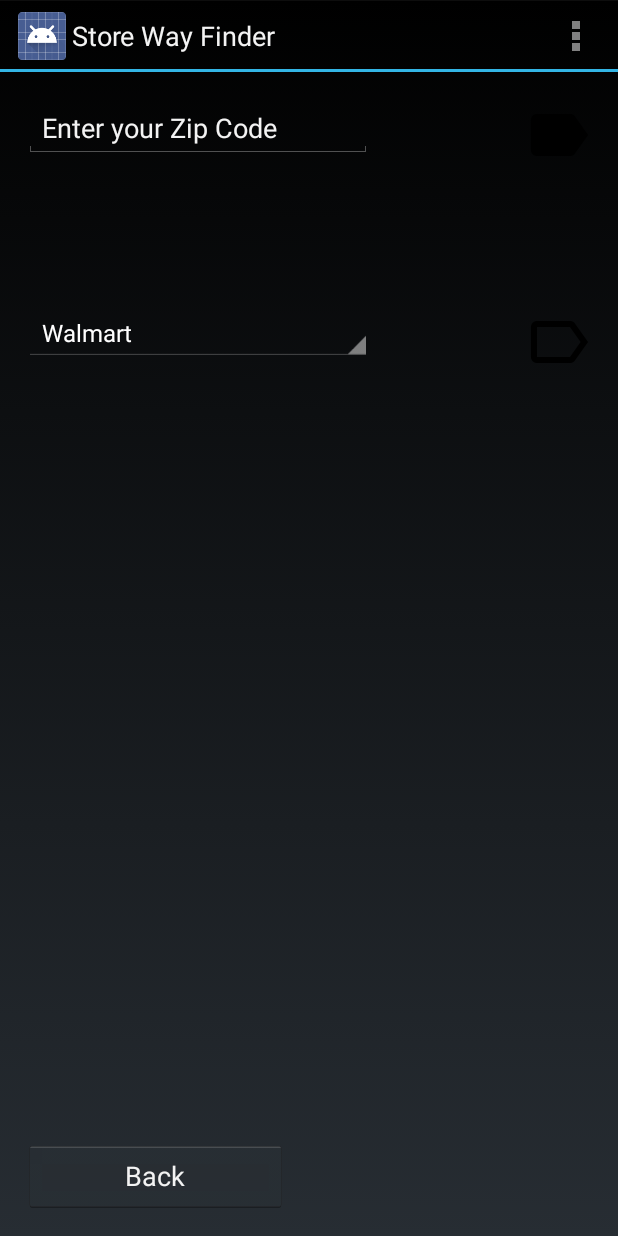
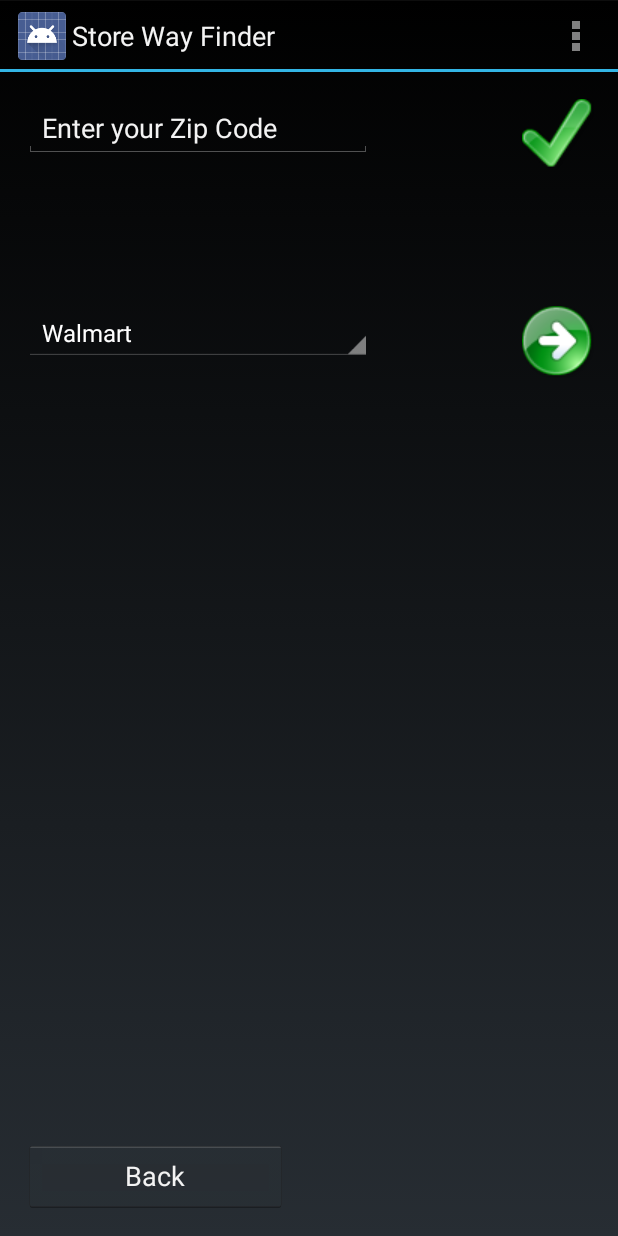
Before and after one commit to samramez/WayShopperX, an Android app: the StoreWayFinder screen opened directly, with no data from a screen before it, after a tap on an icon or button, on a phone screen of 412 x 824 dp. Run offline under Robolectric (Android 15) with nearby library versions, the phone set to English and light mode, and no system bars.

Commit message:
Map almost done. Some modifications in design and graphics

```diff
--- a/app/src/main/java/com/example/samramez/wayshopperx/StoreWayFinder.java
+++ b/app/src/main/java/com/example/samramez/wayshopperx/StoreWayFinder.java
@@ -8,6 +8,7 @@ import android.view.MenuItem;
 import android.view.View;
 import android.widget.AdapterView;
 import android.widget.ArrayAdapter;
+import android.widget.EditText;
 import android.widget.ImageButton;
 import android.widget.Spinner;
 import android.widget.Toast;
@@ -30,7 +31,7 @@ public class StoreWayFinder extends Activity {
         addListenerToUnitTypeSpinner();
 
         zipCodeImageButton = (ImageButton) findViewById(R.id.zipCodeButton);
-        zipCodeImageButton.setBackgroundResource(R.drawable.ic_label_outline_black_48dp);
+        zipCodeImageButton.setBackgroundResource(R.drawable.arrow_right);
     }
 
 
@@ -100,17 +101,23 @@ public class StoreWayFinder extends Activity {
     // The code that says what happens when Zip Code is entered
     public void zipCodeClicked(View view) {
 
-        zipCodeImageButton.setBackgroundResource(R.drawable.ic_label_black_48dp);
+        //zipCodeImageButton.setBackgroundResource(R.drawable.ic_label_black_48dp);
+
+        findViewById(R.id.zipCodeButton).setVisibility(View.INVISIBLE);
+        findViewById(R.id.zipCodeButtonChecked).setVisibility(View.VISIBLE);
+
 
         //findViewById(R.id.coffee_list).setVisibility(View.GONE);
         findViewById(R.id.storeLinearLayout).setVisibility(View.VISIBLE);
+
+        //zipCodeButtonChecked
 
     }
 
 
     public void goToChoosingList(View view) {
 
-        zipCodeImageButton.setBackgroundResource(R.drawable.ic_label_black_48dp);
+        zipCodeImageButton.setBackgroundResource(R.drawable.tick);
 
         Toast.makeText(this, "Prepare The Shopping List!",
                 Toast.LENGTH_LONG).show();
@@ -130,4 +137,8 @@ public class StoreWayFinder extends Activity {
         startActivity(intent);
 
     }
+
+    public void TextFieldClicked(View view){
+        ((EditText) findViewById(R.id.zipCodeEditText)).setText("");
+    }
 }
--- a/app/src/main/res/layout/activity_choose_list.xml
+++ b/app/src/main/res/layout/activity_choose_list.xml
@@ -5,7 +5,8 @@
     android:paddingTop="@dimen/activity_vertical_margin"
     android:paddingBottom="@dimen/activity_vertical_margin"
     android:orientation="vertical"
-    tools:context="com.example.samramez.wayshopperx.ChooseList">
+    tools:context="com.example.samramez.wayshopperx.ChooseList"
+    android:layout_marginTop="50dp">
 
 
     <Button
--- a/app/src/main/res/layout/activity_shopping_list.xml
+++ b/app/src/main/res/layout/activity_shopping_list.xml
@@ -19,7 +19,8 @@
                 android:layout_width="wrap_content"
                 android:layout_height="fill_parent"
                 android:text="@string/enter_item"
-                android:layout_weight="6"/>
+                android:layout_weight="6"
+                android:onClick="TextFieldClicked"/>
             <Button
                 android:id="@+id/addButton"
                 android:layout_width="wrap_content"
--- a/app/src/main/res/layout/activity_store_way_finder.xml
+++ b/app/src/main/res/layout/activity_store_way_finder.xml
@@ -24,8 +24,13 @@
             android:text="Enter your Zip Code"
             android:layout_weight="1"
             android:layout_marginRight="100dp"
+            android:onClick="TextFieldClicked"
             >
         </EditText>
+
+        <FrameLayout
+            android:layout_width="wrap_content"
+            android:layout_height="wrap_content">
 
             <ImageButton
                 android:layout_width="wrap_content"
@@ -37,6 +42,23 @@
                 android:layout_alignEnd="@+id/zipCodeEditText"
                 android:onClick="zipCodeClicked">
             </ImageButton>
+
+            <ImageButton
+                android:layout_width="wrap_content"
+                android:layout_height="wrap_content"
+                android:text="New Button"
+                android:id="@+id/zipCodeButtonChecked"
+                android:background="@drawable/tick"
+                android:layout_alignBottom="@+id/zipCodeEditText"
+                android:layout_alignRight="@+id/zipCodeEditText"
+                android:layout_alignEnd="@+id/zipCodeEditText"
+                android:onClick="zipCodeClicked"
+                android:visibility="invisible"
+                >
+            </ImageButton>
+
+            </FrameLayout>
+
 
     </LinearLayout>
 
@@ -63,7 +85,7 @@
             android:layout_height="wrap_content"
             android:text="New Button"
             android:id="@+id/spinnerButton"
-            android:background="@drawable/ic_label_outline_black_48dp"
+            android:background="@drawable/arrow_right"
             android:layout_alignBottom="@+id/zipCodeEditText"
             android:layout_alignRight="@+id/zipCodeEditText"
             android:layout_alignEnd="@+id/zipCodeEditText"
--- a/app/src/main/res/values/strings.xml
+++ b/app/src/main/res/values/strings.xml
@@ -30,8 +30,8 @@
     </string-array>
 
     <string name="title_activity_choose_list">Choose List</string>
-    <string name="title_activity_shopping_list_from_store">ShoppingListFromStore</string>
-    <string name="title_activity_item_finding">ItemFinding</string>
+    <string name="title_activity_shopping_list_from_store">Shopping List From Store</string>
+    <string name="title_activity_item_finding">Item Finding</string>
 
     <string-array name="items">
         <item>Start</item>
```
Also changed, not shown: app/src/main/java/com/example/samramez/wayshopperx/Map.java (+80 -57 lines), app/src/main/java/com/example/samramez/wayshopperx/ShoppingList.java (+37 -48 lines), app/src/main/java/com/example/samramez/wayshopperx/ShoppingListFromStore.java (+10 -2 lines), app/src/main/res/drawable/arrow_right.png (added), app/src/main/res/drawable/tick.png (added). Lines whose indentation alone changed are shown as unchanged.
